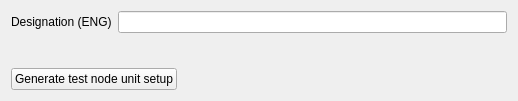
First picture: the form in src/mdttools/mdttesttool/mdtTtTestModelEditor.ui, repository scandyna/multidiagtools, before the edit.
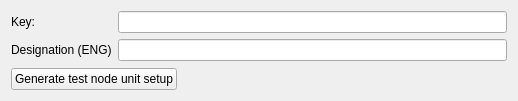
Second picture: the form after the edit.

Commit message: Working on test tool (test node calibration)

```diff
--- a/src/mdttools/mdttesttool/mdtTtTestModelEditor.ui
+++ b/src/mdttools/mdttesttool/mdtTtTestModelEditor.ui
@@ -16,16 +16,26 @@
   <layout class="QVBoxLayout" name="verticalLayout">
    <item>
     <layout class="QFormLayout" name="formLayout">
-     <item row="0" column="0">
+     <item row="2" column="0">
       <widget class="QLabel" name="lbDesignationEN">
        <property name="text">
         <string>Designation (ENG)</string>
        </property>
       </widget>
      </item>
-     <item row="0" column="1">
+     <item row="2" column="1">
       <widget class="QLineEdit" name="fld_DesignationEN"/>
      </item>
+     <item row="0" column="1">
+      <widget class="QLineEdit" name="fld_Key"/>
+     </item>
+     <item row="0" column="0">
+      <widget class="QLabel" name="lbKey">
+       <property name="text">
+        <string>Key:</string>
+       </property>
+      </widget>
+     </item>
     </layout>
    </item>
    <item>
```
The commit also changes 7 other files.
